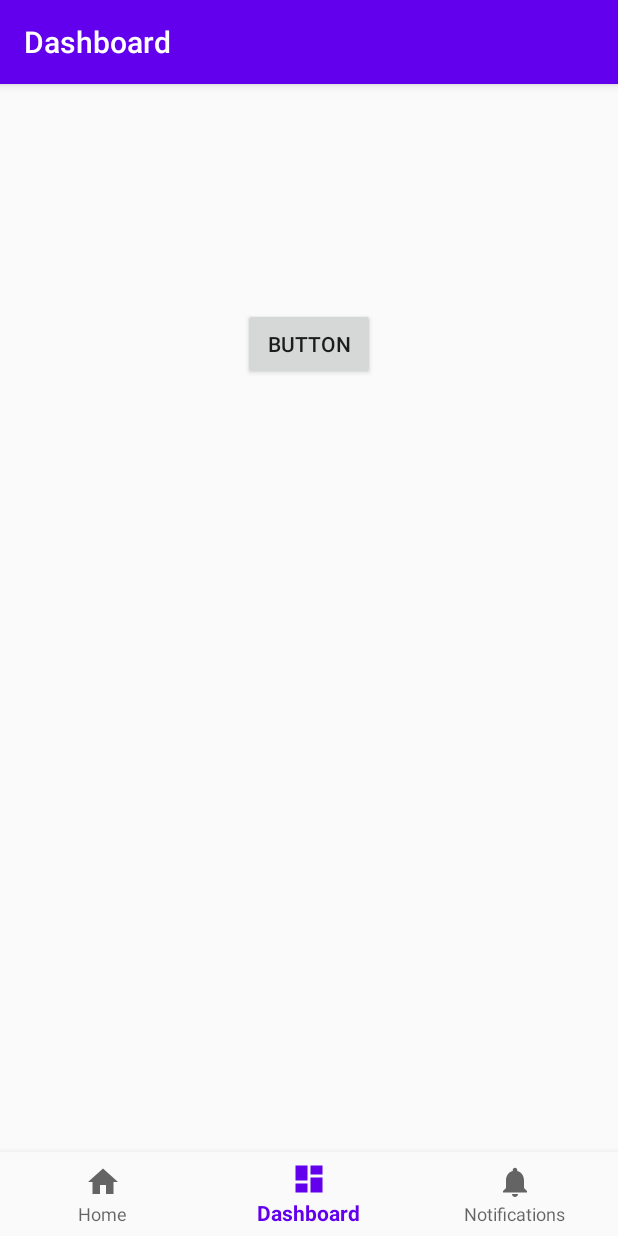
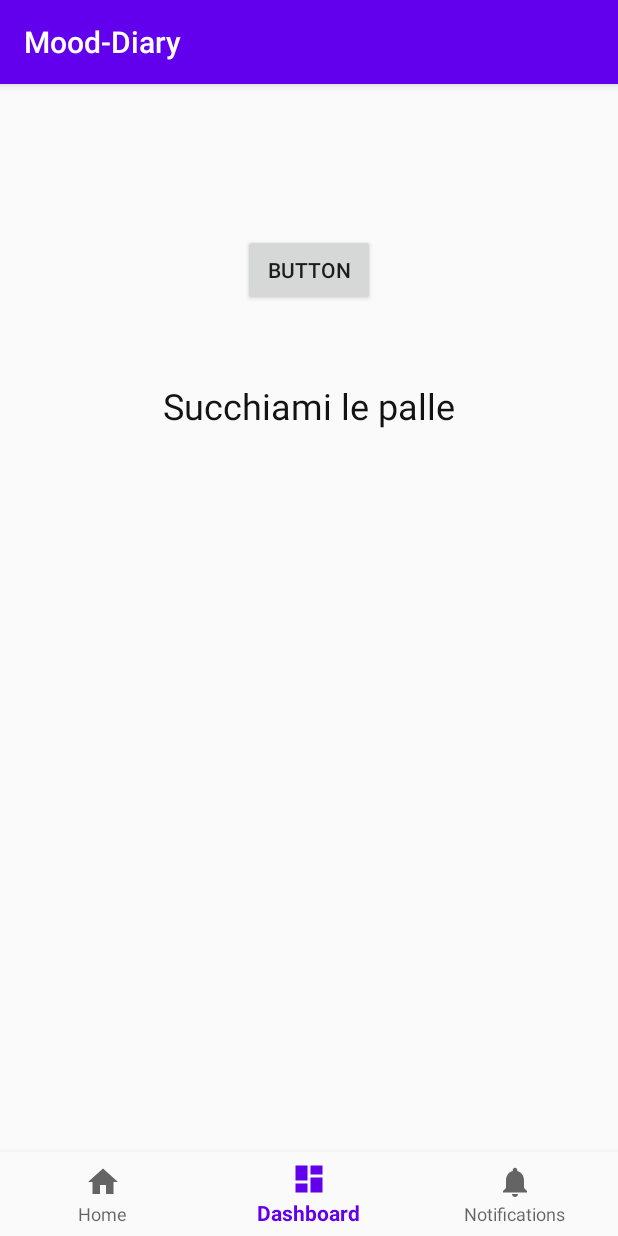
Before and after one commit to TheGhOsTz951/Mood-Diary, an Android app: the screen it shows after launch (MainActivity), item 2 of the bottom bar chosen, on a phone screen of 412 x 824 dp. Run offline under Robolectric (Android 15) with nearby library versions, the phone set to English and light mode, and no system bars.

Commit message:
File changes for nav view bug

```diff
--- a/app/build.gradle
+++ b/app/build.gradle
@@ -30,6 +30,7 @@ dependencies {
     implementation 'androidx.navigation:navigation-fragment:2.3.0'
     implementation 'androidx.navigation:navigation-ui:2.3.0'
     implementation 'androidx.lifecycle:lifecycle-extensions:2.2.0'
+    implementation 'com.google.android.material:material:1.2.1'
     testImplementation 'junit:junit:4.12'
     androidTestImplementation 'androidx.test.ext:junit:1.1.2'
     androidTestImplementation 'androidx.test.espresso:espresso-core:3.3.0'
--- a/app/src/main/java/com/sasso/mood_diary/MainActivity.java
+++ b/app/src/main/java/com/sasso/mood_diary/MainActivity.java
@@ -3,12 +3,15 @@ package com.sasso.mood_diary;
 import android.os.Bundle;
 
 import com.google.android.material.bottomnavigation.BottomNavigationView;
+import com.sasso.mood_diary.ui.dashboard.DashboardFragment;
+import com.sasso.mood_diary.ui.home.HomeFragment;
+import com.sasso.mood_diary.ui.notifications.NotificationsFragment;
 
+import androidx.annotation.NonNull;
 import androidx.appcompat.app.AppCompatActivity;
-import androidx.navigation.NavController;
-import androidx.navigation.Navigation;
-import androidx.navigation.ui.AppBarConfiguration;
-import androidx.navigation.ui.NavigationUI;
+import androidx.fragment.app.Fragment;
+
+import android.view.MenuItem;
 
 public class MainActivity extends AppCompatActivity {
 
@@ -16,15 +19,38 @@ public class MainActivity extends AppCompatActivity {
     protected void onCreate(Bundle savedInstanceState) {
         super.onCreate(savedInstanceState);
         setContentView(R.layout.activity_main);
-        BottomNavigationView navView = findViewById(R.id.nav_view);
-        // Passing each menu ID as a set of Ids because each
-        // menu should be considered as top level destinations.
-        AppBarConfiguration appBarConfiguration = new AppBarConfiguration.Builder(
-                R.id.navigation_home, R.id.navigation_dashboard, R.id.navigation_notifications)
-                .build();
-        NavController navController = Navigation.findNavController(this, R.id.nav_host_fragment);
-        NavigationUI.setupActionBarWithNavController(this, navController, appBarConfiguration);
-        NavigationUI.setupWithNavController(navView, navController);
+
+        BottomNavigationView bottomNav = findViewById(R.id.nav_view);
+        bottomNav.setOnNavigationItemSelectedListener(navListener);
+
+        //When app start it shows the home page
+        if (savedInstanceState == null) {
+            getSupportFragmentManager().beginTransaction().replace(R.id.nav_host_fragment,
+                    new HomeFragment()).commit();
+        }
     }
 
+    private BottomNavigationView.OnNavigationItemSelectedListener navListener =
+            new BottomNavigationView.OnNavigationItemSelectedListener() {
+                @Override
+                public boolean onNavigationItemSelected(@NonNull MenuItem item) {
+                    Fragment selectedFragment = null;
+                    switch (item.getItemId()) {
+                        case R.id.navigation_home:
+                            selectedFragment = new HomeFragment();
+                            break;
+                        case R.id.navigation_dashboard:
+                            selectedFragment = new DashboardFragment();
+                            break;
+                        case R.id.navigation_notifications:
+                            selectedFragment = new NotificationsFragment();
+                            break;
+                    }
+
+                    getSupportFragmentManager().beginTransaction().replace(R.id.nav_host_fragment,
+                            selectedFragment).commit();
+                    return true;
+                }
+            };
+
 }
--- a/app/src/main/java/com/sasso/mood_diary/ui/dashboard/DashboardFragment.java
+++ b/app/src/main/java/com/sasso/mood_diary/ui/dashboard/DashboardFragment.java
@@ -1,9 +1,11 @@
 package com.sasso.mood_diary.ui.dashboard;
 
+import android.graphics.Color;
 import android.os.Bundle;
 import android.view.LayoutInflater;
 import android.view.View;
 import android.view.ViewGroup;
+import android.widget.Button;
 import android.widget.TextView;
 
 import androidx.annotation.NonNull;
@@ -14,15 +16,30 @@ import androidx.lifecycle.ViewModelProviders;
 
 import com.sasso.mood_diary.R;
 
+import java.util.Random;
+
 public class DashboardFragment extends Fragment {
 
-    private DashboardViewModel dashboardViewModel;
+    private Button button;
+    private TextView textView;
 
     public View onCreateView(@NonNull LayoutInflater inflater,
                              ViewGroup container, Bundle savedInstanceState) {
 
         View view = inflater.inflate(R.layout.fragment_dashboard, container, false);
 
+        final Random rand = new Random();
+
+        button = view.findViewById(R.id.button2);
+        textView = view.findViewById(R.id.textView);
+
+        button.setOnClickListener(new View.OnClickListener() {
+            @Override
+            public void onClick(View v) {
+                textView.setTextColor(Color.rgb(rand.nextInt(256), rand.nextInt(256), rand.nextInt(256)));
+            }
+        });
+
         return view;
     }
 }
--- a/app/src/main/java/com/sasso/mood_diary/ui/home/HomeFragment.java
+++ b/app/src/main/java/com/sasso/mood_diary/ui/home/HomeFragment.java
@@ -113,6 +113,7 @@ public class HomeFragment extends Fragment {
                 mTimeRunning = false;
                 txtCont.setText("End");
                 updateVisual();
+                mCountDownTimer.cancel();
             }
         }.start();
 
--- /dev/null
+++ b/app/src/main/java/com/sasso/mood_diary/ui/test/TestFragment.java
@@ -0,0 +1,21 @@
+package com.sasso.mood_diary.ui.test;
+
+import android.os.Bundle;
+import android.view.LayoutInflater;
+import android.view.View;
+import android.view.ViewGroup;
+
+import androidx.annotation.NonNull;
+import androidx.fragment.app.Fragment;
+
+import com.sasso.mood_diary.R;
+
+public class TestFragment extends Fragment {
+
+    public View onCreateView(@NonNull LayoutInflater inflater,
+                             ViewGroup container, Bundle savedInstanceState) {
+
+        View view = inflater.inflate(R.layout.fragment_home, container, false);
+        return view;
+    }
+}
--- a/app/src/main/res/layout/activity_main.xml
+++ b/app/src/main/res/layout/activity_main.xml
@@ -18,16 +18,14 @@
         app:layout_constraintRight_toRightOf="parent"
         app:menu="@menu/bottom_nav_menu" />
 
-    <fragment
+    <FrameLayout
         android:id="@+id/nav_host_fragment"
-        android:name="androidx.navigation.fragment.NavHostFragment"
         android:layout_width="match_parent"
         android:layout_height="0dp"
-        app:defaultNavHost="true"
         app:layout_constraintBottom_toTopOf="@+id/nav_view"
         app:layout_constraintEnd_toEndOf="parent"
         app:layout_constraintStart_toStartOf="parent"
         app:layout_constraintTop_toTopOf="parent"
-        app:navGraph="@navigation/mobile_navigation" />
+        app:menu="@navigation/mobile_navigation" />
 
 </androidx.constraintlayout.widget.ConstraintLayout>
--- a/app/src/main/res/layout/fragment_dashboard.xml
+++ b/app/src/main/res/layout/fragment_dashboard.xml
@@ -6,27 +6,25 @@
     android:layout_height="match_parent"
     tools:context=".ui.dashboard.DashboardFragment">
 
-    <TextView
-        android:id="@+id/text_dashboard"
-        android:layout_width="match_parent"
+    <Button
+        android:id="@+id/button2"
+        android:layout_width="wrap_content"
         android:layout_height="wrap_content"
-        android:layout_marginStart="8dp"
-        android:layout_marginTop="8dp"
-        android:layout_marginEnd="8dp"
-        android:textAlignment="center"
-        android:textSize="20sp"
-        app:layout_constraintBottom_toBottomOf="parent"
+        android:layout_marginTop="100dp"
+        android:text="Button"
         app:layout_constraintEnd_toEndOf="parent"
         app:layout_constraintStart_toStartOf="parent"
         app:layout_constraintTop_toTopOf="parent" />
 
-    <Button
-        android:id="@+id/button2"
+    <TextView
+        android:id="@+id/textView"
         android:layout_width="wrap_content"
         android:layout_height="wrap_content"
-        android:text="Button"
-        app:layout_constraintBottom_toTopOf="@+id/text_dashboard"
+        android:layout_marginTop="50dp"
+        android:text="Succhiami le palle"
+        android:textColor="#131313"
+        android:textSize="24sp"
         app:layout_constraintEnd_toEndOf="parent"
         app:layout_constraintStart_toStartOf="parent"
-        app:layout_constraintTop_toTopOf="parent" />
+        app:layout_constraintTop_toBottomOf="@+id/button2" />
 </androidx.constraintlayout.widget.ConstraintLayout>
--- /dev/null
+++ b/app/src/main/res/layout/fragment_test.xml
@@ -0,0 +1,6 @@
+<?xml version="1.0" encoding="utf-8"?>
+<androidx.constraintlayout.widget.ConstraintLayout
+    xmlns:android="http://schemas.android.com/apk/res/android" android:layout_width="match_parent"
+    android:layout_height="match_parent">
+
+</androidx.constraintlayout.widget.ConstraintLayout>
--- a/app/src/main/res/navigation/mobile_navigation.xml
+++ b/app/src/main/res/navigation/mobile_navigation.xml
@@ -22,4 +22,10 @@
         android:name="com.sasso.mood_diary.ui.notifications.NotificationsFragment"
         android:label="@string/title_notifications"
         tools:layout="@layout/fragment_notifications" />
+
+    <fragment
+        android:id="@+id/navigation_test"
+        android:name="com.sasso.mood_diary.ui.test.TestFragment"
+        android:label="Test"
+        tools:layout="@layout/fragment_test" />
 </navigation>
```
